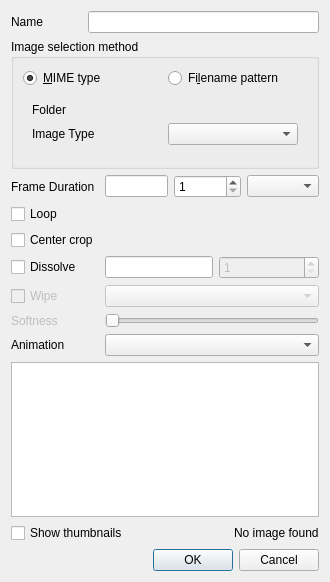
Qt form src/ui/slideshowclip_ui.ui (KDE/kdenlive) before a commit.
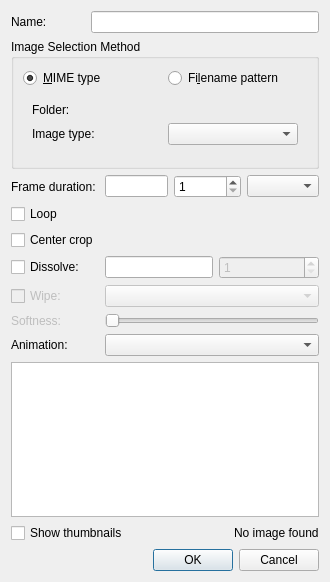
The same form after that commit. Custom widgets are drawn as their Qt base class.

```diff
--- a/src/ui/slideshowclip_ui.ui
+++ b/src/ui/slideshowclip_ui.ui
@@ -17,7 +17,7 @@
    <item row="0" column="0">
     <widget class="QLabel" name="label_3">
      <property name="text">
-      <string>Name</string>
+      <string>Name:</string>
      </property>
     </widget>
    </item>
@@ -27,7 +27,7 @@
    <item row="1" column="0" colspan="4">
     <widget class="QGroupBox" name="groupBox">
      <property name="title">
-      <string>Image selection method</string>
+      <string>Image Selection Method</string>
      </property>
      <layout class="QGridLayout" name="gridLayout">
       <item row="0" column="0">
@@ -57,7 +57,7 @@
           <item row="0" column="0">
            <widget class="QLabel" name="label">
             <property name="text">
-             <string>Folder</string>
+             <string>Folder:</string>
             </property>
            </widget>
           </item>
@@ -67,7 +67,7 @@
           <item row="1" column="0">
            <widget class="QLabel" name="label_4">
             <property name="text">
-             <string>Image Type</string>
+             <string>Image type:</string>
             </property>
            </widget>
           </item>
@@ -124,7 +124,7 @@
    <item row="2" column="0" colspan="2">
     <widget class="QLabel" name="label_2">
      <property name="text">
-      <string>Frame Duration</string>
+      <string>Frame duration:</string>
      </property>
     </widget>
    </item>
@@ -164,7 +164,7 @@
    <item row="5" column="0">
     <widget class="QCheckBox" name="slide_fade">
      <property name="text">
-      <string>Dissolve</string>
+      <string>Dissolve:</string>
      </property>
     </widget>
    </item>
@@ -200,7 +200,7 @@
       <bool>false</bool>
      </property>
      <property name="text">
-      <string>Wipe</string>
+      <string>Wipe:</string>
      </property>
     </widget>
    </item>
@@ -217,7 +217,7 @@
       <bool>false</bool>
      </property>
      <property name="text">
-      <string>Softness</string>
+      <string>Softness:</string>
      </property>
     </widget>
    </item>
@@ -288,7 +288,7 @@
    <item row="8" column="0">
     <widget class="QLabel" name="label_6">
      <property name="text">
-      <string>Animation</string>
+      <string>Animation:</string>
      </property>
     </widget>
    </item>
```
